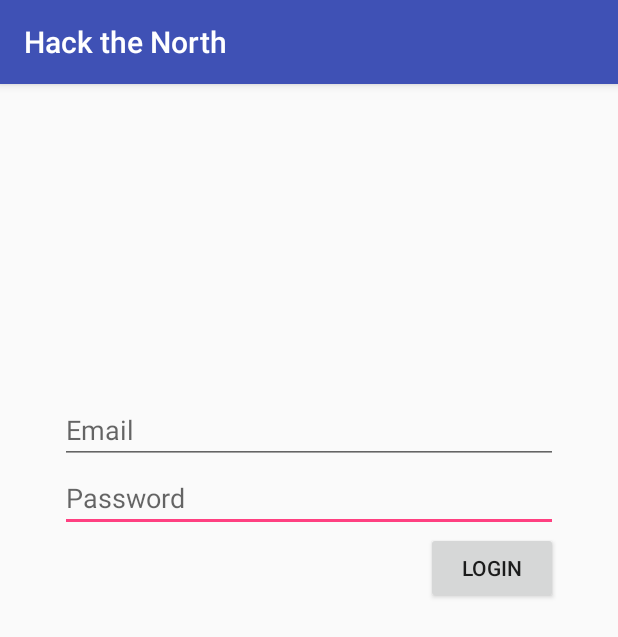
After one commit to Deep297/hackthenorth, an Android app: the login screen opened directly, with no data from a screen before it, on a phone screen of 412 x 824 dp. The commit adds this screen. Shown: the top 637 px of the screen. Run offline under Robolectric (Android 15) with nearby library versions, the phone set to English and light mode, and no system bars; our stand-ins replace Firebase (no records; nobody signed in at launch, a user with empty details on screens opened directly).

Commit message:
Add authentication

```diff
--- a/app/build.gradle
+++ b/app/build.gradle
@@ -26,5 +26,11 @@ dependencies {
     })
     compile 'com.android.support:appcompat-v7:25.3.1'
     compile 'com.android.support.constraint:constraint-layout:1.0.2'
+    compile 'com.google.firebase:firebase-auth:11.2.2'
     testCompile 'junit:junit:4.12'
 }
+
+
+
+
+apply plugin: 'com.google.gms.google-services'
--- a/app/src/main/AndroidManifest.xml
+++ b/app/src/main/AndroidManifest.xml
@@ -9,13 +9,16 @@
         android:roundIcon="@mipmap/ic_launcher_round"
         android:supportsRtl="true"
         android:theme="@style/AppTheme">
-        <activity android:name=".MainActivity">
+        <activity android:name=".RegisterOrLogin">
             <intent-filter>
                 <action android:name="android.intent.action.MAIN" />
 
                 <category android:name="android.intent.category.LAUNCHER" />
             </intent-filter>
         </activity>
+        <activity android:name=".login" />
+        <activity android:name=".MainActivity" />
+        <activity android:name=".register"></activity>
     </application>
 
 </manifest>
--- /dev/null
+++ b/app/src/main/java/project/hackthenorth/com/hackthenorth/login.java
@@ -0,0 +1,79 @@
+package project.hackthenorth.com.hackthenorth;
+
+import android.content.Intent;
+import android.support.annotation.NonNull;
+import android.support.v7.app.AppCompatActivity;
+import android.os.Bundle;
+import android.text.TextUtils;
+import android.view.View;
+import android.widget.EditText;
+import android.widget.Toast;
+
+import com.google.android.gms.tasks.OnCompleteListener;
+import com.google.android.gms.tasks.Task;
+import com.google.firebase.auth.AuthResult;
+import com.google.firebase.auth.FirebaseAuth;
+import com.google.firebase.auth.FirebaseUser;
+
+public class login extends AppCompatActivity {
+
+    private EditText emailText;
+    private EditText passText;
+    private FirebaseAuth mAuth;
+
+    @Override
+    protected void onCreate(Bundle savedInstanceState) {
+        super.onCreate(savedInstanceState);
+        setContentView(R.layout.activity_login);
+
+        mAuth = FirebaseAuth.getInstance();
+    }
+
+    public void signIn(View view) {
+        //EditText
+        emailText = (EditText) findViewById(R.id.emailLogin);
+        passText = (EditText) findViewById(R.id.passwordLogin);
+
+        if (!validateForm()) {
+            return;
+        }
+
+        mAuth.signInWithEmailAndPassword(emailText.getText().toString(), passText.getText().toString()).addOnCompleteListener(this, new OnCompleteListener<AuthResult>() {
+            @Override
+            public void onComplete(@NonNull Task<AuthResult> task) {
+                if (task.isSuccessful()) {
+                    //sign in successful
+                    Intent intent = new Intent(login.this, MainActivity.class);
+                    startActivity(intent);
+                } else {
+                    Toast.makeText(login.this, "Authentication failed.",
+                            Toast.LENGTH_SHORT).show();
+                }
+            }
+        });
+    }
+
+
+    private boolean validateForm () {
+        //Validates form and sets error if incorrect
+        boolean valid = true;
+
+        String email = emailText.getText().toString();
+        if (TextUtils.isEmpty(email)) {
+            emailText.setError("Required.");
+            valid = false;
+        } else {
+            emailText.setError(null);
+        }
+
+        String password = passText.getText().toString();
+        if (TextUtils.isEmpty(password)) {
+            passText.setError("Required.");
+            valid = false;
+        } else {
+            passText.setError(null);
+        }
+
+        return valid;
+    }
+}
--- /dev/null
+++ b/app/src/main/res/layout/activity_login.xml
@@ -0,0 +1,43 @@
+<?xml version="1.0" encoding="utf-8"?>
+<RelativeLayout xmlns:android="http://schemas.android.com/apk/res/android"
+    xmlns:app="http://schemas.android.com/apk/res-auto"
+    xmlns:tools="http://schemas.android.com/tools"
+    android:layout_width="match_parent"
+    android:layout_height="match_parent"
+    android:paddingBottom="20dp"
+    android:paddingTop="20dp"
+    android:paddingLeft="40dp"
+    android:paddingRight="40dp"
+    tools:context="project.hackthenorth.com.hackthenorth.login">
+
+    <EditText
+        android:id = "@+id/passwordLogin"
+        android:layout_width = "match_parent"
+        android:layout_height = "wrap_content"
+        android:inputType = "textPassword"
+        android:hint="@string/Password"
+        android:layout_below="@+id/emailLogin"
+        android:layout_alignParentLeft="true"
+        android:layout_alignParentStart="true" />
+
+    <EditText
+        android:id = "@+id/emailLogin"
+        android:layout_width = "match_parent"
+        android:layout_height = "wrap_content"
+        android:inputType="text"
+        android:hint="@string/Email"
+        android:layout_marginTop="188dp"
+        android:layout_alignParentTop="true"
+        android:layout_alignParentLeft="true"
+        android:layout_alignParentStart="true" />
+
+    <Button
+        android:layout_width="wrap_content"
+        android:layout_height="wrap_content"
+        android:layout_below="@+id/passwordLogin"
+        android:text="@string/Login"
+        android:layout_alignParentRight="true"
+        android:onClick="signIn"
+        />
+
+</RelativeLayout>
--- a/app/src/main/res/values/strings.xml
+++ b/app/src/main/res/values/strings.xml
@@ -1,3 +1,7 @@
 <resources>
     <string name="app_name">Hack the North</string>
+    <string name="Register">Register</string>
+    <string name="Login">Login</string>
+    <string name="Email">Email</string>
+    <string name="Password">Password</string>
 </resources>
--- a/build.gradle
+++ b/build.gradle
@@ -5,7 +5,8 @@ buildscript {
         jcenter()
     }
     dependencies {
-        classpath 'com.android.tools.build:gradle:2.3.2'
+        classpath 'com.android.tools.build:gradle:2.3.3'
+        classpath 'com.google.gms:google-services:3.1.0'
 
         // NOTE: Do not place your application dependencies here; they belong
         // in the individual module build.gradle files
@@ -15,6 +16,9 @@ buildscript {
 allprojects {
     repositories {
         jcenter()
+        maven {
+            url "https://maven.google.com"
+        }
     }
 }
 
```
Also changed, not shown: app/src/main/java/project/hackthenorth/com/hackthenorth/RegisterOrLogin.java (added, +29 -0 lines), app/src/main/java/project/hackthenorth/com/hackthenorth/register.java (added, +81 -0 lines), app/src/main/res/layout/activity_register.xml (added, +42 -0 lines), app/src/main/res/layout/activity_register_or_login.xml (added, +31 -0 lines), 1 other file.
